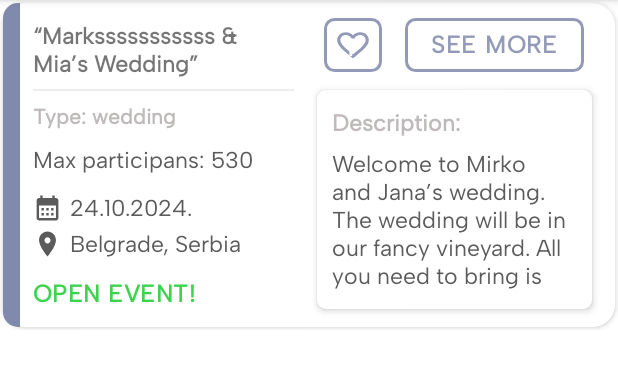
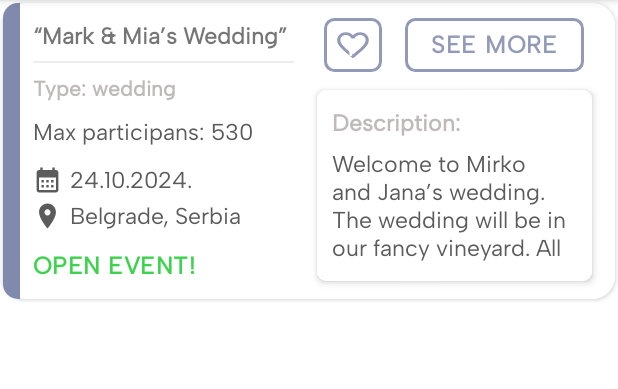
Before and after one commit to kzi-nastava/ma-project-event-planner-siit-2024-team-11, an Android app: the fragment EventCardFragment shown on its own in the app's theme, on a phone screen of 412 x 824 dp, the part 84-473 px from its top. Run offline under Robolectric (Android 15) with nearby library versions, the phone set to English and light mode, and no system bars.

Commit message:
[UPDATE] strings.xml

```diff
--- a/Eventy/app/src/main/res/values/strings.xml
+++ b/Eventy/app/src/main/res/values/strings.xml
@@ -23,11 +23,14 @@
     <string name="event_card_see_more">SEE MORE</string>
     <string name="event_description">Description:</string>
     <string name="favorite">favorite</string>
-    <string name="event_name"><![CDATA[“Marksssssssssss & Mia’s Wedding”]]></string>
+    <string name="event_name"><![CDATA[“Mark & Mia’s Wedding”]]></string>
     <string name="event_description_text">Welcome to Mirko and Jana’s wedding. The wedding will be in our fancy vineyard. All you need to bring is a positive mood! We encourage you…</string>
     <string name="event_type">Type: wedding</string>
     <string name="event_max_participants">Max participans: 530</string>
     <string name="event_date">24.10.2024.</string>
     <string name="event_location">Belgrade, Serbia</string>
 
+    <!-- /home/events/featured(top 5) -->
+    <string name="browse_all_events_text">Don’t see anything you like? Browse all events down below!</string>
+
 </resources>
```
